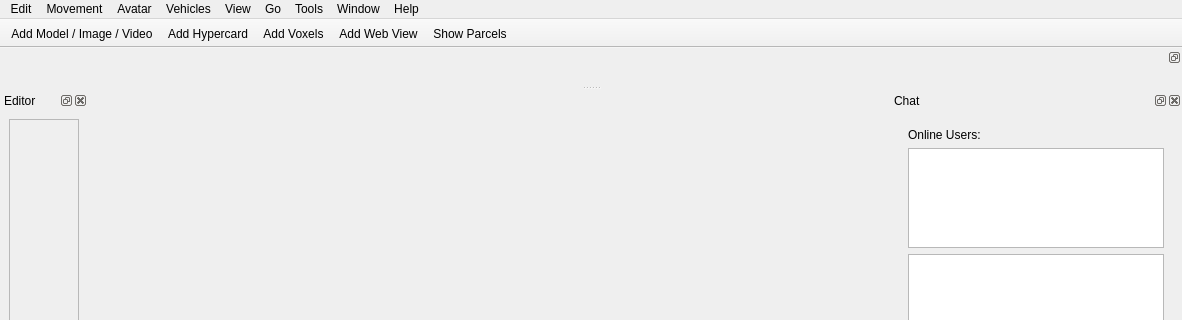
shipilovden/substrata-metasiberia, file gui_client/MainWindow.ui: the form before one commit; both pictures show x 0 to 1182 and y 0 to 320 of the 1182 by 763 pixel window.
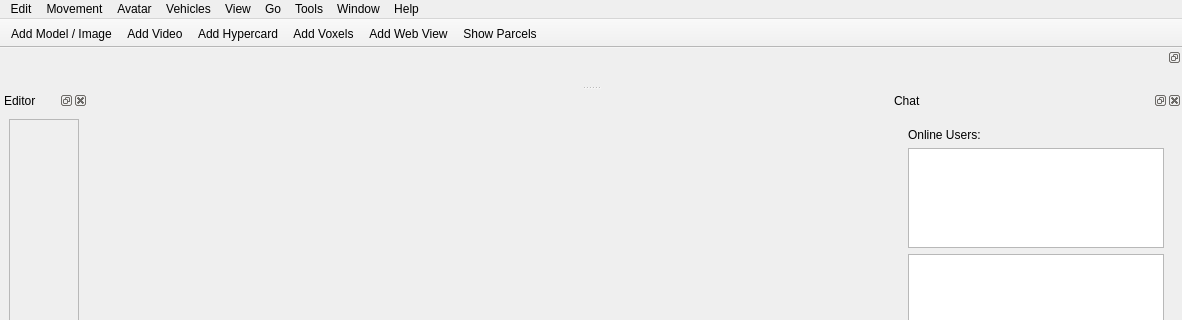
The form after the commit. Custom widgets are drawn as their Qt base class.

Commit message: Added new video object type.  Has some dedicated UI with video options. Added BrowserVidPlayer. Factored out some common CEF code into EmbeddedBrowser.

```diff
--- a/gui_client/MainWindow.ui
+++ b/gui_client/MainWindow.ui
@@ -156,6 +156,7 @@
     <bool>false</bool>
    </attribute>
    <addaction name="actionAddObject"/>
+   <addaction name="actionAdd_Video"/>
    <addaction name="actionAddHypercard"/>
    <addaction name="actionAdd_Voxels"/>
    <addaction name="actionAdd_Web_View"/>
@@ -412,7 +413,7 @@
   </action>
   <action name="actionAddObject">
    <property name="text">
-    <string>Add Model / Image / Video</string>
+    <string>Add Model / Image</string>
    </property>
    <property name="toolTip">
     <string>Add Model/Image/Video</string>
@@ -641,6 +642,11 @@
     <string>Ctrl+M</string>
    </property>
   </action>
+  <action name="actionAdd_Video">
+   <property name="text">
+    <string>Add Video</string>
+   </property>
+  </action>
  </widget>
  <customwidgets>
   <customwidget>
```
Left out of the diff: 3 changed lines with no effect on the pictures. The commit also changes 17 other files.
